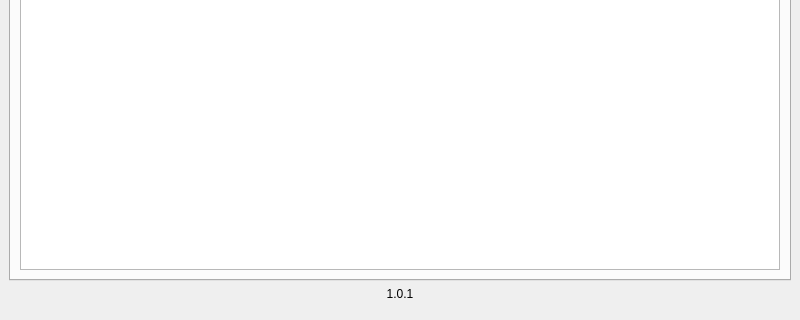
Above: mainwindow.ui from SPSLTIC/app-directory before the change; both pictures show x 0 to 800 and y 280 to 600 of the 800 by 600 pixel window. Below: the same form after it.
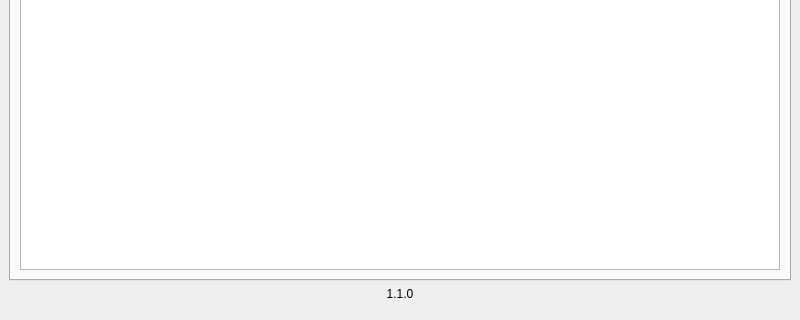
That is the form after the change. Icons and pictures are not drawn.

What changed in the file:
```diff
--- a/mainwindow.ui
+++ b/mainwindow.ui
@@ -168,7 +168,7 @@
     <item>
      <widget class="QLabel" name="label">
       <property name="text">
-       <string>1.0.1</string>
+       <string>1.1.0</string>
       </property>
       <property name="alignment">
        <set>Qt::AlignmentFlag::AlignCenter</set>
```
